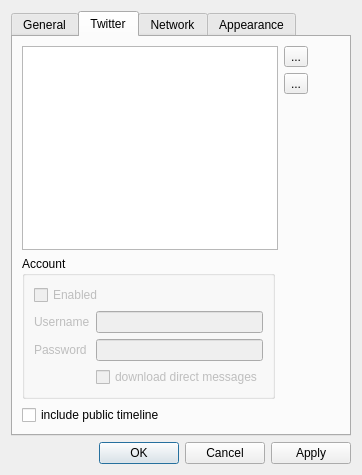
First picture: the form in qtwitter-app/ui/settings.ui, repository ayoy/qtwitter, before the edit.
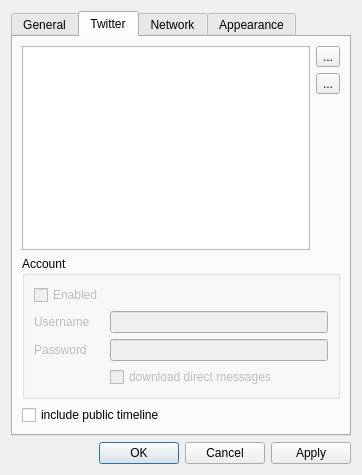
Second picture: the form after the edit. The open tabs and pages were chosen to show the change. Icons and pictures are not drawn.

Commit message: Minor changes in settings dialog layout and translation-related things.

The edit to the form file:
```diff
--- a/qtwitter-app/ui/settings.ui
+++ b/qtwitter-app/ui/settings.ui
@@ -29,7 +29,7 @@
    <item row="0" column="0">
     <widget class="QTabWidget" name="tabs">
      <property name="currentIndex">
-      <number>1</number>
+      <number>0</number>
      </property>
      <property name="usesScrollButtons">
       <bool>true</bool>
@@ -150,11 +150,8 @@
       <attribute name="title">
        <string>Twitter</string>
       </attribute>
-      <layout class="QFormLayout" name="formLayout">
-       <property name="fieldGrowthPolicy">
-        <enum>QFormLayout::FieldsStayAtSizeHint</enum>
-       </property>
-       <item row="0" column="0">
+      <layout class="QVBoxLayout" name="verticalLayout">
+       <item>
         <layout class="QHBoxLayout" name="horizontalLayout_3">
          <item>
           <widget class="QTreeView" name="usersView">
@@ -222,7 +219,7 @@
          </item>
         </layout>
        </item>
-       <item row="1" column="0">
+       <item>
         <widget class="QGroupBox" name="accountGroupBox">
          <property name="enabled">
           <bool>true</bool>
@@ -230,8 +227,8 @@
          <property name="title">
           <string>Account</string>
          </property>
-         <layout class="QGridLayout" name="gridLayout_4">
-          <item row="0" column="0" colspan="2">
+         <layout class="QFormLayout" name="formLayout">
+          <item row="0" column="0">
            <widget class="QCheckBox" name="accountEnabledCheckBox">
             <property name="enabled">
              <bool>false</bool>
@@ -291,7 +288,7 @@
          </layout>
         </widget>
        </item>
-       <item row="2" column="0" colspan="2">
+       <item>
         <widget class="QCheckBox" name="publicTimelineCheckBox">
          <property name="text">
           <string>include public timeline</string>
```
The commit also changes 5 other files.
